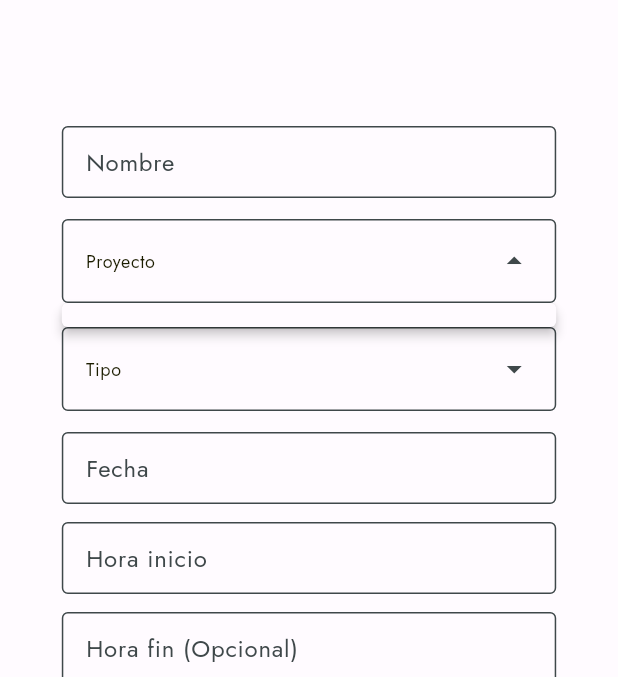
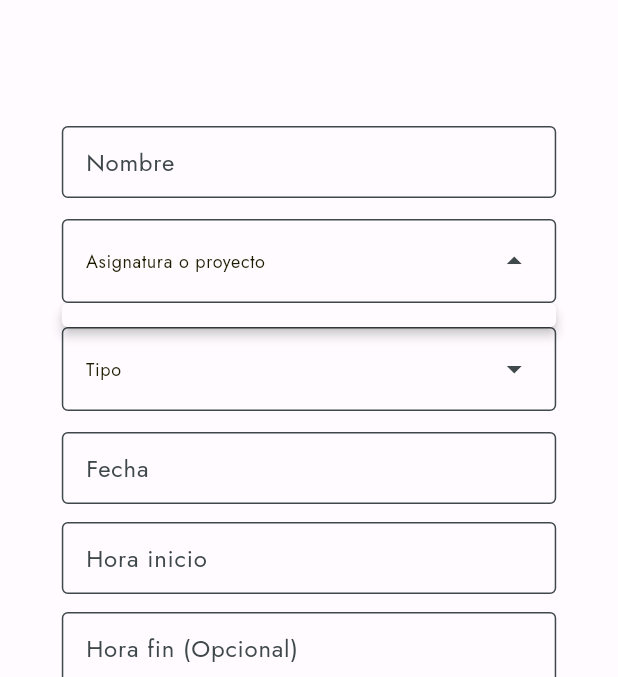
Before and after one commit to smottad/studysphere_deploy, a Flutter app: the CrearRecordatorio screen opened by its route, after a tap on the "arrow drop down" icon, on a phone screen of 412 x 824 dp, the part 84-761 px from its top. Run offline on Flutter 3.47's test engine with Material 3 defaults, Android fonts, the phone set to English and light mode, and no system bars; our stand-ins replace awesome_dialog, google_fonts, image_picker, permission_handler, supabase_flutter, syncfusion_flutter_calendar and 1 more; missing offline and left inert: add_2_calendar, alarm; accounts and stored records are empty; statements that could not run were skipped.

Commit message:
añadir asignatura a los recordatorios

```diff
--- a/lib/Controladores/controlador_crear_recordatorio.dart
+++ b/lib/Controladores/controlador_crear_recordatorio.dart
@@ -5,6 +5,7 @@ import 'package:alarm/model/alarm_settings.dart';
 import 'package:flutter/material.dart';
 import 'package:add_2_calendar/add_2_calendar.dart';
 import 'package:studysphere/Servicios/servicio_recordatorios.dart';
+import 'package:studysphere/Vistas/crear_proyecto.dart';
 
 // Lista inicial con una entrada de proyecto vacía
 List<DropdownMenuEntry<String>> listaProyectos = [
@@ -17,6 +18,9 @@ Future<List<DropdownMenuEntry<String>>> getProyectos() async {
       ServicioRegistroRecordatorios();
   List<String> proyectos =
       await servicioRegistroRecordatorios.obtenerNombresProyectosPorUsuario();
+  List<String> asignaturas =
+      await servicioRegistroRecordatorios.obtenerNombresAsignaturasPorUsuario();
+
 
   // Actualiza la lista de proyectos con los nombres obtenidos
   listaProyectos.clear();
@@ -24,9 +28,13 @@ Future<List<DropdownMenuEntry<String>>> getProyectos() async {
     return DropdownMenuEntry(value: nombre, label: nombre);
   }));
 
+  listaProyectos.addAll(asignaturas.map((nombre) {
+    return DropdownMenuEntry(value: nombre, label: nombre);
+  }));
   // Devuelve la lista actualizada de proyectos
   return listaProyectos;
 }
+
 
 // //por el momento solo uso una lista con una asignatura/proyecto vació
 // List<DropdownMenuEntry<String>> lista = [
--- a/lib/Servicios/servicio_recordatorios.dart
+++ b/lib/Servicios/servicio_recordatorios.dart
@@ -1,3 +1,5 @@
+// ignore_for_file: avoid_print
+
 import 'package:flutter/material.dart';
 import 'package:supabase_flutter/supabase_flutter.dart';
 
@@ -90,4 +92,41 @@ class ServicioRegistroRecordatorios {
     //   rethrow; // relanzar el error para que el widget pueda manejarlo
     // }
   }
+
+  Future<List<String>> obtenerNombresAsignaturasPorUsuario() async {
+    // try {
+    final supabase = Supabase.instance.client;
+    final Session? session = supabase.auth.currentSession;
+    final userId = session?.user.id;
+    print(userId);
+    if (userId == null) {
+      throw ArgumentError('El userId no puede ser nulo');
+    }
+    // Realiza una consulta a la tabla de proyectos para obtener los nombres de los proyectos del usuario
+    final response = await supabase
+        .from('asignaturas')
+        .select('nombre')
+        .eq('id_usuario', userId as Object);
+
+    print(response);
+    // Verifica si la respuesta está vacía, lo que indicaría que no se encontraron proyectos para el usuario
+    if (response.isEmpty) {
+      print('No se encontraron proyectos para el usuario con ID: $userId');
+      return [];
+    }
+
+    // Extrae los nombres de los proyectos de la respuesta y los devuelve como una lista de cadenas
+    List<String> nombresProyectos = [];
+    for (var row in response as List<Map<String, dynamic>>) {
+      nombresProyectos.add(row['nombre'] as String);
+    }
+    print(nombresProyectos);
+
+    return nombresProyectos;
+    // } catch (error) {
+    //   // Manejar cualquier error que pueda ocurrir durante la obtención de los nombres de los proyectos
+    //   print('Error en obtenerNombresProyectosPorUsuario: $error');
+    //   rethrow; // relanzar el error para que el widget pueda manejarlo
+    // }
+  }
 }
--- a/lib/Vistas/crear_recordatorio.dart
+++ b/lib/Vistas/crear_recordatorio.dart
@@ -7,6 +7,7 @@ import 'package:studysphere/Componentes/app_bar.dart';
 import 'package:studysphere/Componentes/boton.dart';
 import 'package:studysphere/Componentes/text_forms.dart';
 import 'package:studysphere/Controladores/controlador_crear_recordatorio.dart';
+import 'package:studysphere/Servicios/servicio_horario.dart';
 
 class CrearRecordatorio extends StatefulWidget {
   const CrearRecordatorio({super.key});
@@ -17,7 +18,7 @@ class CrearRecordatorio extends StatefulWidget {
 
 class _CrearRecordatorioState extends State<CrearRecordatorio> {
   final titulo = 'Nuevo recordatorio';
-  final listaAsignaturas = getProyectos();
+  final listaAsignaturas = obtenerAsignaturasPorUsuario();
 
   @override
   void initState() {
@@ -69,7 +70,7 @@ class _CrearRecordatorioState extends State<CrearRecordatorio> {
                     return Text('Error: ${snapshot.error}');
                   } else {
                     return DropdownMenu<String>(
-                      hintText: 'Proyecto',
+                      hintText: 'Asignatura o proyecto',
                       width: (size.width * 0.8).clamp(200, 500),
                       onSelected: (value) => setAsignatura(value),
                       textStyle: textTheme.bodyMedium?.copyWith(
@@ -136,7 +137,7 @@ class _CrearRecordatorioState extends State<CrearRecordatorio> {
                           Text(
                             '¿Activar alarma?',
                             style: textTheme.bodyLarge
-                                ?.copyWith(color: colorScheme.onBackground),
+                                ?.copyWith(color: colorScheme.onSurface),
                           ),
                           const Spacer(),
                           Checkbox(
--- a/lib/Vistas/pagina_inicio.dart
+++ b/lib/Vistas/pagina_inicio.dart
@@ -1,4 +1,3 @@
-import 'dart:io';
 
 import 'package:flutter/foundation.dart';
 import 'package:flutter/material.dart';
@@ -65,7 +64,7 @@ class PaginaInicio extends StatelessWidget {
           ]),
         ],
       ),
-      backgroundColor: colorScheme.background,
+        backgroundColor: colorScheme.surface,
       drawer: Drawer(
         width: (size.width * 0.8).clamp(100, 400),
         backgroundColor: colorScheme.primary,
@@ -81,8 +80,10 @@ class PaginaInicio extends StatelessWidget {
           ],
         ),
       ),
-        body: GridView.count(
-          scrollDirection: kIsWeb ? Axis.horizontal : Axis.vertical,
+        body: Padding(
+          padding: const EdgeInsets.all(20.0),
+          child: GridView.count(
+            scrollDirection: kIsWeb ? Axis.vertical : Axis.horizontal,
             crossAxisCount: 3,
             children: const [
               SizedBox(
@@ -96,6 +97,7 @@ class PaginaInicio extends StatelessWidget {
               ),
             ],
             //children: [FutureBuilder(future: getAsignaturas(), builder: )],
+          ),
         )
     );
   }
--- a/lib/Vistas/ver_proyectos.dart
+++ b/lib/Vistas/ver_proyectos.dart
@@ -4,7 +4,7 @@ import 'package:studysphere/Componentes/card_proyecto.dart';
 import 'package:studysphere/Controladores/controlador_ver_proyectos.dart';
 
 class VerProyectos extends StatelessWidget {
-  const VerProyectos({Key? key});
+  const VerProyectos({super.key});
 
   @override
   Widget build(BuildContext context) {
```
Lines whose indentation alone changed are shown as unchanged.
